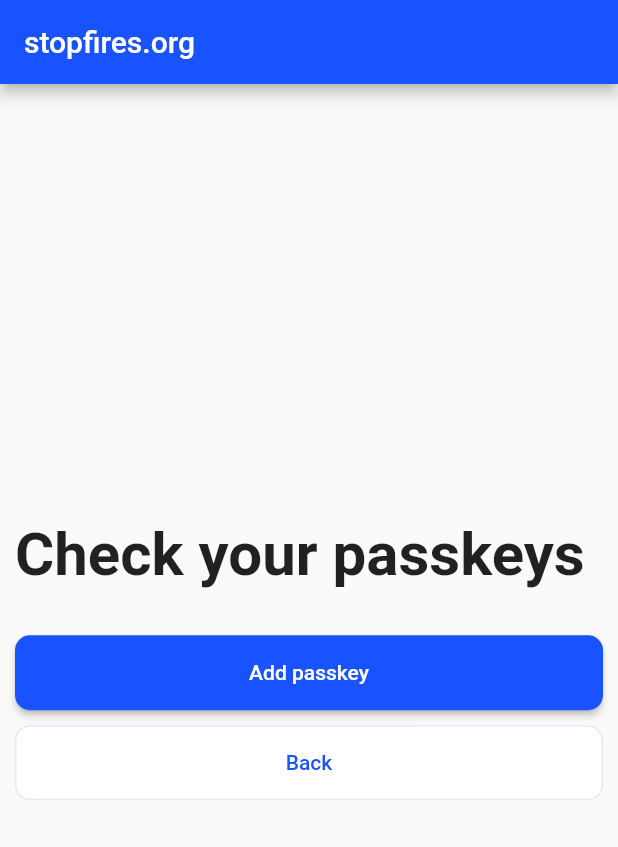
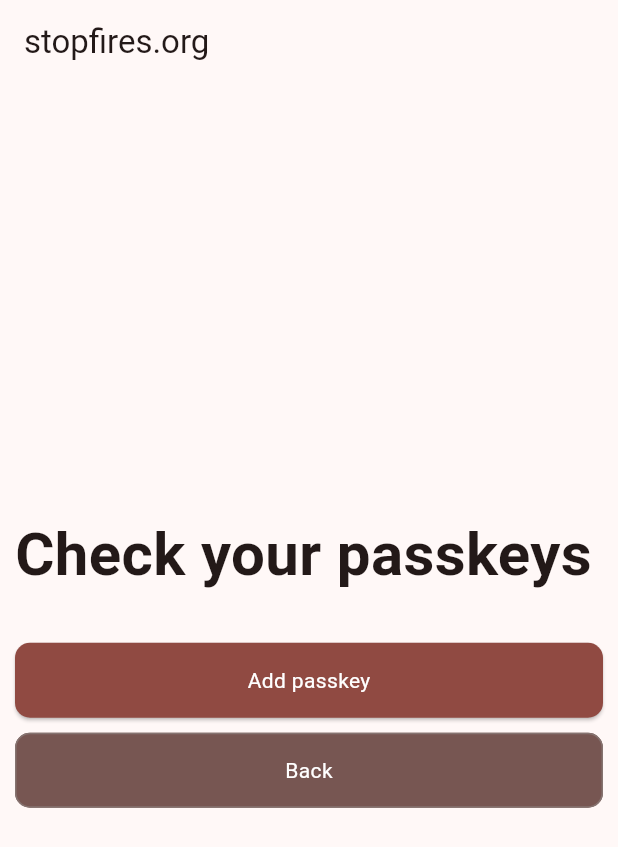
Before and after one commit to dobrocity/stopfires, a Flutter app: the PasskeyListPage screen opened by its route, on a phone screen of 412 x 824 dp. Shown: the top 847 px of the screen. Run offline on Flutter 3.47's test engine with Material 3 defaults, Android fonts, the phone set to English and light mode, and no system bars; drawn by our look-alikes of overlay_support; our stand-ins replace cloud_functions, dio, firebase_auth, firebase_core, flutter_hooks, flutter_map and 5 more; missing offline and left inert: corbado_auth; accounts and stored records are empty; generated files the repository leaves out were written again.

Commit message:
make red

```diff
--- a/app/lib/l10n/app_en.arb
+++ b/app/lib/l10n/app_en.arb
@@ -4,7 +4,7 @@
   "@hello": {},
   "welcome": "Welcome",
   "@welcome": {},
-  "app_name": "Stopfires",
+  "app_name": "stopfires.org",
   "@app_name": {},
   "greeting": "Hi {name}",
   "@greeting": {
--- a/app/lib/pages/profile_page.dart
+++ b/app/lib/pages/profile_page.dart
@@ -28,10 +28,6 @@ class ProfilePage extends ConsumerWidget {
                   mainAxisAlignment: MainAxisAlignment.center,
                   crossAxisAlignment: CrossAxisAlignment.start,
                   children: [
-                    Text(
-                      'Firebase UID: ${user.value?.firebase?.uid ?? 'Not available'}',
-                      style: const TextStyle(fontSize: 16, color: Colors.grey),
-                    ),
                     const SizedBox(height: 20),
                     Text(
                       context.l10n.welcome,
--- a/app/lib/widgets/filled_text_button.dart
+++ b/app/lib/widgets/filled_text_button.dart
@@ -45,7 +45,12 @@ class FilledTextButton extends StatelessWidget {
                 color: Theme.of(context).colorScheme.onPrimary,
               ),
             )
-          : Text(content),
+          : Text(
+              content,
+              style: textStyle.copyWith(
+                color: Theme.of(context).colorScheme.onPrimary,
+              ),
+            ),
     );
   }
 }
--- a/app/lib/widgets/outlined_text_button.dart
+++ b/app/lib/widgets/outlined_text_button.dart
@@ -6,12 +6,13 @@ class OutlinedTextButton extends StatelessWidget {
   final bool disabled;
   final bool isLoading;
 
-  const OutlinedTextButton(
-      {super.key,
+  const OutlinedTextButton({
+    super.key,
     required this.content,
     required this.onTap,
     this.disabled = false,
-      this.isLoading = false});
+    this.isLoading = false,
+  });
 
   void onPressed() {
     if (isLoading) {
@@ -23,10 +24,9 @@ class OutlinedTextButton extends StatelessWidget {
 
   @override
   Widget build(BuildContext context) {
-    final textStyle = Theme.of(context)
-        .textTheme
-        .bodyMedium!
-        .copyWith(color: Theme.of(context).colorScheme.onSecondary);
+    final textStyle = Theme.of(context).textTheme.bodyMedium!.copyWith(
+      color: Theme.of(context).colorScheme.onSecondary,
+    );
     final progressIndicatorSize = textStyle.fontSize! * 1.4;
 
     return OutlinedButton(
@@ -36,7 +36,8 @@ class OutlinedTextButton extends StatelessWidget {
           borderRadius: BorderRadius.circular(10.0),
         ),
         backgroundColor: Theme.of(context).colorScheme.secondary,
-          padding: const EdgeInsets.all(15)),
+        padding: const EdgeInsets.all(15),
+      ),
       onPressed: disabled ? null : onPressed,
       child: isLoading
           ? SizedBox(
@@ -44,8 +45,14 @@ class OutlinedTextButton extends StatelessWidget {
               width: progressIndicatorSize,
               child: CircularProgressIndicator(
                 color: Theme.of(context).colorScheme.primary,
-              ))
-          : Text(content),
+              ),
+            )
+          : Text(
+              content,
+              style: textStyle.copyWith(
+                color: Theme.of(context).colorScheme.onPrimary,
+              ),
+            ),
     );
   }
 }
```
Also changed, not shown: app/lib/main.dart (+1 -14 lines). Lines whose indentation alone changed are shown as unchanged.
